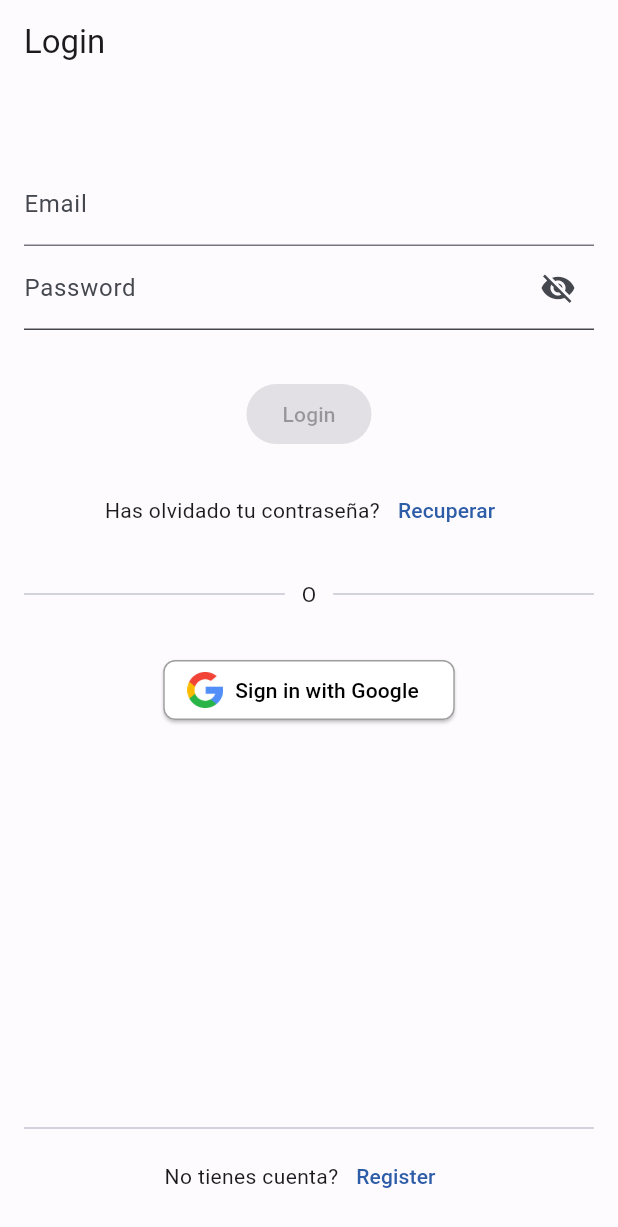
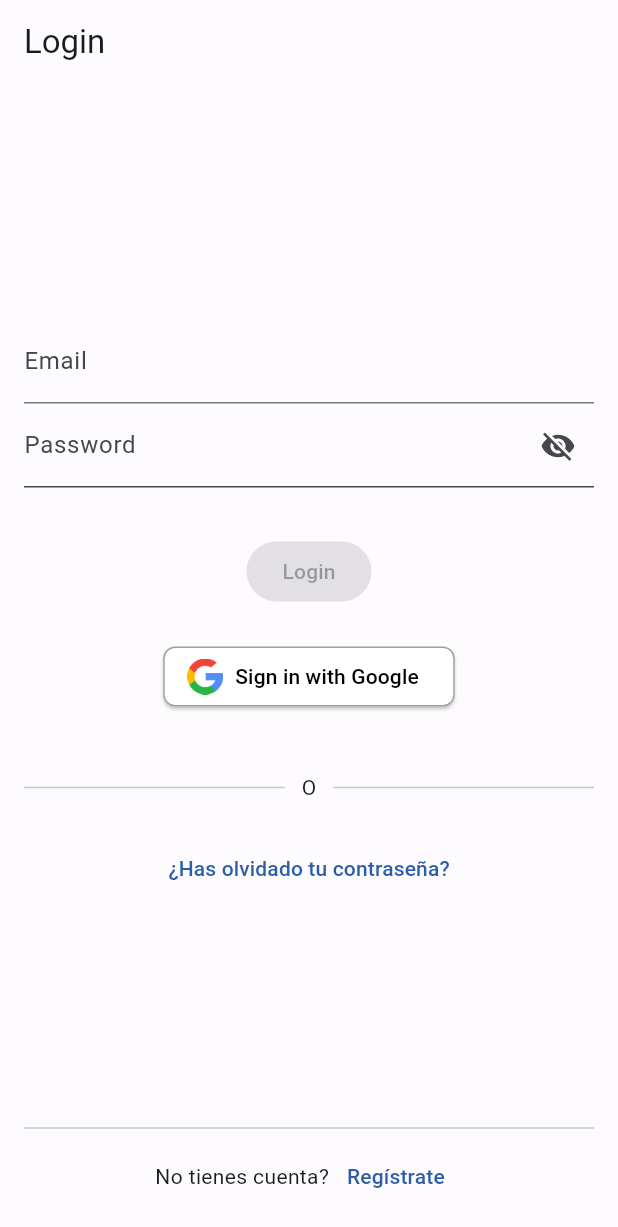
Before and after one commit to CrowdSnap/CrowdSnap-App, a Flutter app: the RegisterView screen opened by its route, after a tap on "Login", on a phone screen of 412 x 824 dp. Shown: the top 1227 px of the screen. Run offline on Flutter 3.47's test engine with Material 3 defaults, Android fonts, the phone set to English and light mode, and no system bars; our stand-ins replace firebase_auth, firebase_core, flutter_riverpod, go_router, google_sign_in, riverpod_annotation; accounts and stored records are empty; generated files the repository leaves out were written again; network calls fail.

Commit message:
Modificaciones de la interfaz de Login

```diff
--- a/lib/features/auth/presentation/views/login_view.dart
+++ b/lib/features/auth/presentation/views/login_view.dart
@@ -26,11 +26,12 @@ class LoginView extends ConsumerWidget {
       body: Padding(
         padding: const EdgeInsets.all(16.0),
         child: Column(
-          mainAxisAlignment: MainAxisAlignment.spaceBetween,
           children: [
-            Column(
+            Expanded(
+              child: Center(
+                child: Column(
+                  mainAxisAlignment: MainAxisAlignment.center,
                   children: [
-                const SizedBox(height: 36),
                     TextFormField(
                       initialValue: formValues.email,
                       decoration: const InputDecoration(
@@ -66,20 +67,12 @@ class LoginView extends ConsumerWidget {
                       ),
                       child: const Text('Login'),
                     ),
-                const SizedBox(height: 16),
-                Row(
-                  mainAxisAlignment: MainAxisAlignment.center,
-                  children: [
-                    const Text('Has olvidado tu contraseña?'),
-                    TextButton(
-                      onPressed: () {
-                        context.go('/forgot-password');
-                      },
-                      child: const Text('Recuperar'),
-                    ),
-                  ],
-                ),
                     const SizedBox(height: 22),
+                    GoogleSignInButton(onPressed: () {
+                      // Call signInWithGoogle method
+                      authNotifier.signInWithGoogle();
+                    }),
+                    const SizedBox(height: 40),
                     const Row(
                       mainAxisAlignment: MainAxisAlignment.center,
                       children: [
@@ -88,14 +81,17 @@ class LoginView extends ConsumerWidget {
                         Expanded(child: Divider()),
                       ],
                     ),
-                const SizedBox(height: 30),
-                GoogleSignInButton(onPressed: () {
-                  // Call signInWithGoogle method
-                  authNotifier.signInWithGoogle();
-                }),
+                    const SizedBox(height: 20),
+                    TextButton(
+                      onPressed: () {
+                        context.go('/forgot-password');
+                      },
+                      child: const Text('¿Has olvidado tu contraseña?'),
+                    ),
                   ],
                 ),
-
+              ),
+            ),
             Column(
               children: [
                 const Divider(),
@@ -107,7 +103,7 @@ class LoginView extends ConsumerWidget {
                       onPressed: () {
                         context.go('/register');
                       },
-                      child: const Text('Register'),
+                      child: const Text('Regístrate'),
                     ),
                   ],
                 ),
--- a/lib/features/auth/presentation/views/register_view.dart
+++ b/lib/features/auth/presentation/views/register_view.dart
@@ -55,7 +55,7 @@ class RegisterView extends ConsumerWidget {
                     ? Theme.of(context).colorScheme.primary
                     : Theme.of(context).colorScheme.onSurface.withOpacity(0.38),
               ),
-              child: const Text('Register'),
+              child: const Text('Registro'),
             ),
             GoogleSignInButton(onPressed: () {
               // Call signInWithGoogle method
```
Lines whose indentation alone changed are shown as unchanged.
